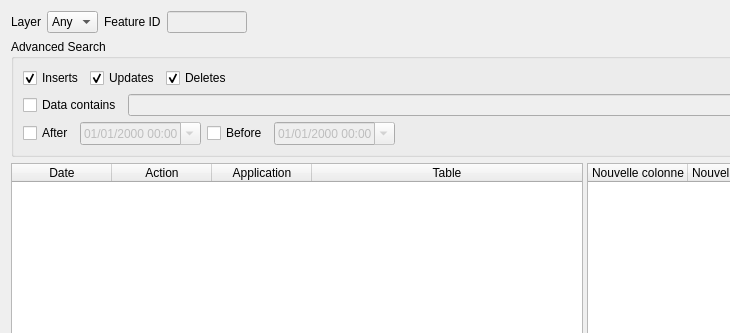
Old version of the form event_dialog.ui in the repository qwat/pg-history-viewer; both pictures show x 0 to 730 and y 0 to 333 of the 1054 by 788 pixel window.
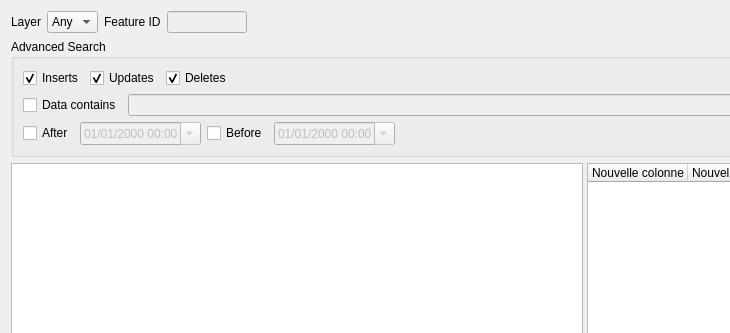
New version of the form. Icons and pictures are not drawn. Custom widgets are drawn as their Qt base class.

Commit message: Use a QTableView with an incrementally loaded model

```diff
--- a/event_dialog.ui
+++ b/event_dialog.ui
@@ -223,7 +223,7 @@
      <widget class="QWidget" name="layoutWidget">
       <layout class="QVBoxLayout" name="verticalLayout">
        <item>
-        <widget class="QTableWidget" name="eventTable">
+        <widget class="QTableView" name="eventTable">
          <property name="editTriggers">
           <set>QAbstractItemView::NoEditTriggers</set>
          </property>
@@ -233,35 +233,12 @@
          <property name="selectionBehavior">
           <enum>QAbstractItemView::SelectRows</enum>
          </property>
-         <property name="sortingEnabled">
-          <bool>true</bool>
-         </property>
          <attribute name="horizontalHeaderStretchLastSection">
           <bool>true</bool>
          </attribute>
          <attribute name="verticalHeaderVisible">
           <bool>false</bool>
          </attribute>
-         <column>
-          <property name="text">
-           <string>Date</string>
-          </property>
-         </column>
-         <column>
-          <property name="text">
-           <string>Action</string>
-          </property>
-         </column>
-         <column>
-          <property name="text">
-           <string>Application</string>
-          </property>
-         </column>
-         <column>
-          <property name="text">
-           <string>Table</string>
-          </property>
-         </column>
         </widget>
        </item>
        <item>
```
The commit also changes 1 other file.
